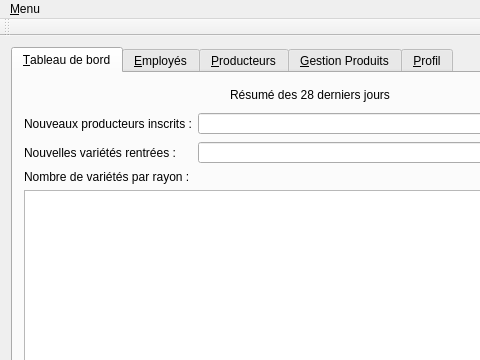
Old version of the form mainwindow.ui in the repository LouisVraie/circuitsCourtsBackOffice; both pictures show x 0 to 480 and y 0 to 360 of the 706 by 828 pixel window.
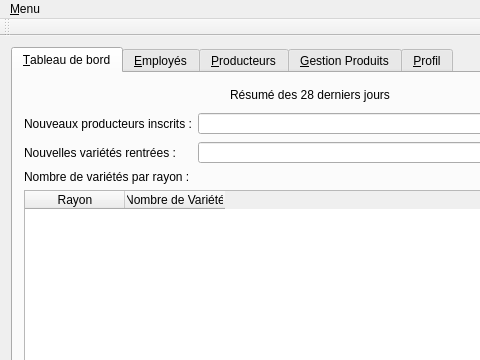
New version of the form. Icons and pictures are not drawn.

Diff of the .ui file:
```diff
--- a/mainwindow.ui
+++ b/mainwindow.ui
@@ -137,7 +137,30 @@
            </widget>
           </item>
           <item>
-           <widget class="QTableWidget" name="tableWidget_tdbVarietesParRayon"/>
+           <widget class="QTableWidget" name="tableWidget_tdbVarietesParRayon">
+            <property name="editTriggers">
+             <set>QAbstractItemView::NoEditTriggers</set>
+            </property>
+            <property name="selectionMode">
+             <enum>QAbstractItemView::NoSelection</enum>
+            </property>
+            <property name="selectionBehavior">
+             <enum>QAbstractItemView::SelectRows</enum>
+            </property>
+            <property name="sortingEnabled">
+             <bool>false</bool>
+            </property>
+            <column>
+             <property name="text">
+              <string>Rayon</string>
+             </property>
+            </column>
+            <column>
+             <property name="text">
+              <string>Nombre de Variété</string>
+             </property>
+            </column>
+           </widget>
           </item>
          </layout>
         </item>
```
